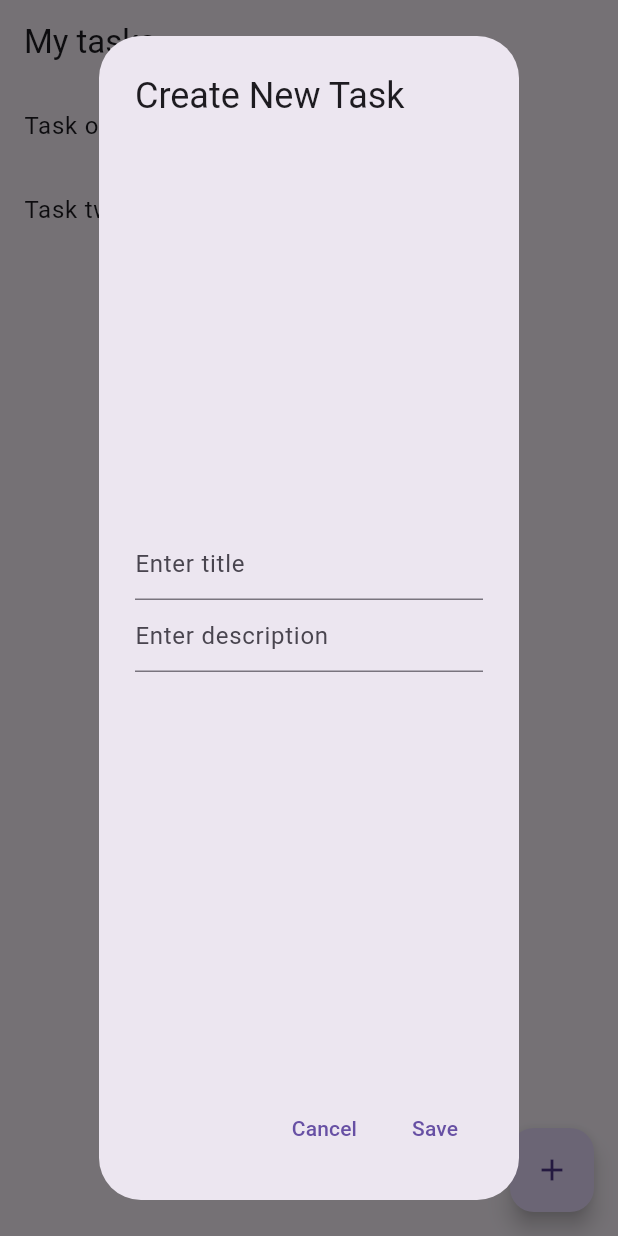
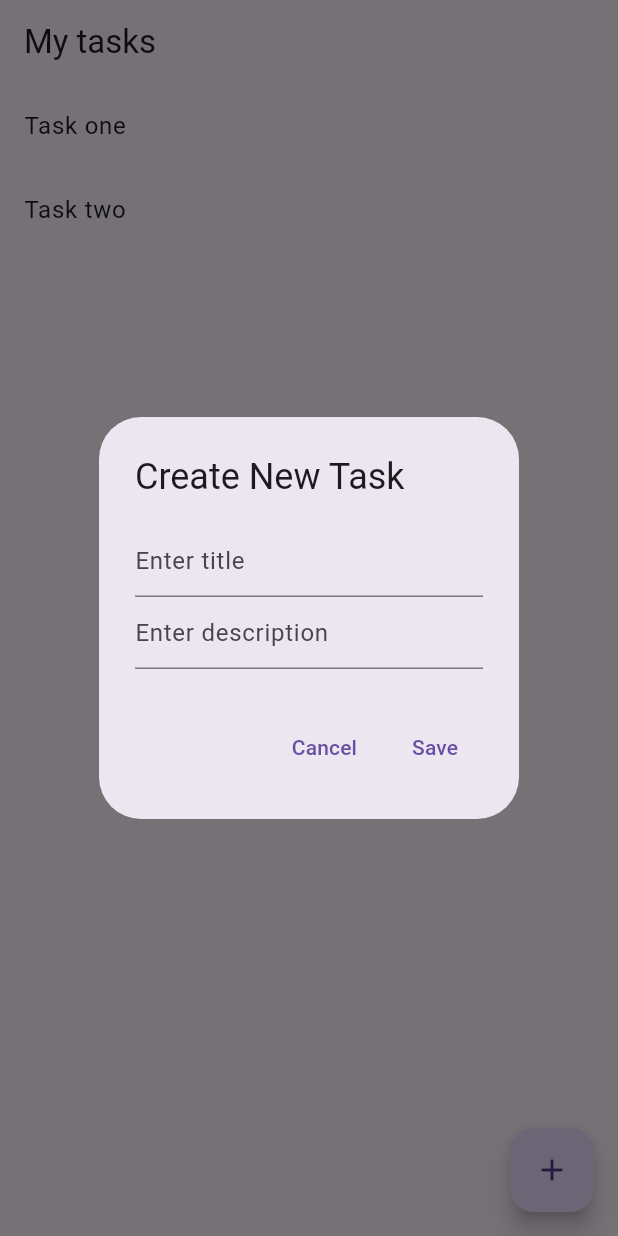
Before and after one commit to Ngai-E/microtask_app, a Flutter app: the screen it shows after launch, after a tap on the "add" icon, on a phone screen of 412 x 824 dp. Run offline on Flutter 3.47's test engine with Material 3 defaults, Android fonts, the phone set to English and light mode, and no system bars.

Commit message:
update alert style

```diff
--- a/lib/main.dart
+++ b/lib/main.dart
@@ -65,8 +65,10 @@ class _TasksScreenState  extends State<TasksScreen>{
       String? description;
       return AlertDialog(
         title: Text('Create New Task'),
-        content: Column(
-          mainAxisAlignment: MainAxisAlignment.center,
+        content: SizedBox(
+          height: 100,
+        child: Column(
+          crossAxisAlignment: CrossAxisAlignment.start,
           children: <Widget> [
             TextField(
               decoration: InputDecoration(hintText: 'Enter title'),
@@ -77,7 +79,7 @@ class _TasksScreenState  extends State<TasksScreen>{
               onChanged: (value) => description = value,
             ),
           ],
-        ),
+        ),),
         actions: <Widget>[
           TextButton(onPressed: () => Navigator.pop(context), child: Text('Cancel')),
           TextButton(onPressed: () {
```
